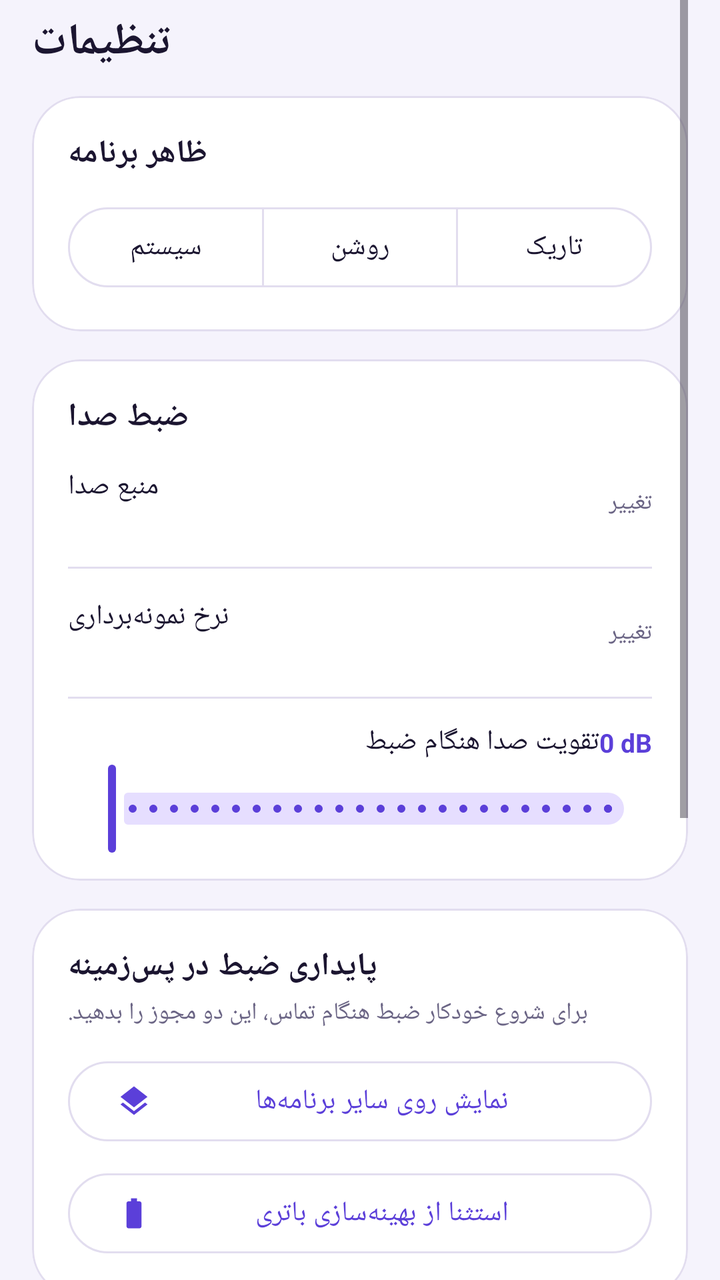
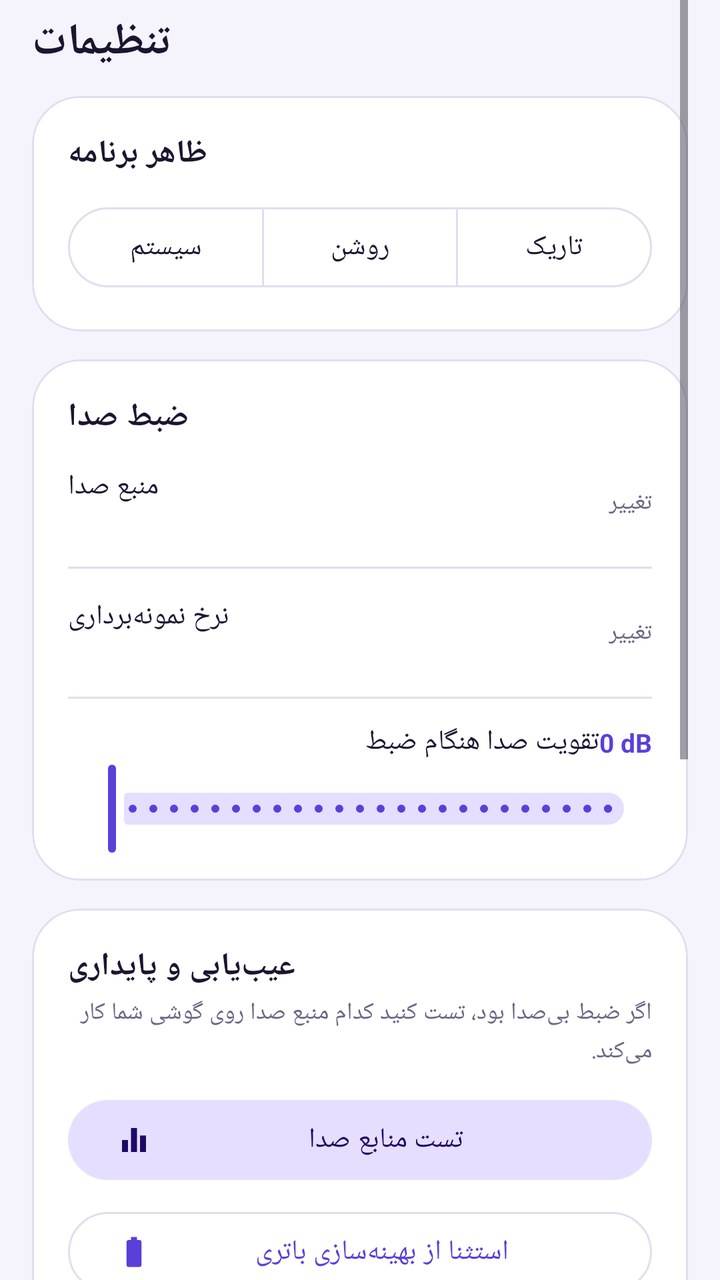

Two renders of the same Android screen: before a commit and after it. Below are the layout's source before the change and the commit's diff.
<!-- AndroidManifest.xml: application theme Theme.CallRecorder -->
<!-- res/layout/page_settings.xml -->
<?xml version="1.0" encoding="utf-8"?>
<ScrollView xmlns:android="http://schemas.android.com/apk/res/android"
    xmlns:app="http://schemas.android.com/apk/res-auto"
    android:layout_width="match_parent"
    android:layout_height="match_parent"
    android:clipToPadding="false"
    android:fillViewport="true"
    android:paddingStart="16dp"
    android:paddingEnd="16dp"
    android:paddingBottom="16dp">

    <LinearLayout
        android:layout_width="match_parent"
        android:layout_height="wrap_content"
        android:orientation="vertical">

        <TextView
            android:layout_width="wrap_content"
            android:layout_height="wrap_content"
            android:paddingTop="6dp"
            android:paddingBottom="12dp"
            android:text="تنظیمات"
            android:textColor="@color/text"
            android:textSize="22sp"
            android:textStyle="bold" />

        
        <com.google.android.material.card.MaterialCardView
            android:layout_width="match_parent"
            android:layout_height="wrap_content"
            app:cardBackgroundColor="@color/card"
            app:cardCornerRadius="24dp"
            app:cardElevation="0dp"
            app:strokeColor="@color/outline"
            app:strokeWidth="1dp">

            <LinearLayout
                android:layout_width="match_parent"
                android:layout_height="wrap_content"
                android:orientation="vertical"
                android:padding="18dp">

                <TextView
                    android:layout_width="wrap_content"
                    android:layout_height="wrap_content"
                    android:text="ظاهر برنامه"
                    android:textColor="@color/text"
                    android:textSize="16sp"
                    android:textStyle="bold" />

                <com.google.android.material.button.MaterialButtonToggleGroup
                    android:id="@+id/toggleTheme"
                    android:layout_width="match_parent"
                    android:layout_height="wrap_content"
                    android:layout_marginTop="12dp"
                    app:selectionRequired="true"
                    app:singleSelection="true">

                    <com.google.android.material.button.MaterialButton
                        android:id="@+id/btnThemeSystem"
                        style="?attr/materialButtonOutlinedStyle"
                        android:layout_width="0dp"
                        android:layout_height="wrap_content"
                        android:layout_weight="1"
                        android:text="سیستم" />

                    <com.google.android.material.button.MaterialButton
                        android:id="@+id/btnThemeLight"
                        style="?attr/materialButtonOutlinedStyle"
                        android:layout_width="0dp"
                        android:layout_height="wrap_content"
                        android:layout_weight="1"
                        android:text="روشن" />

                    <com.google.android.material.button.MaterialButton
                        android:id="@+id/btnThemeDark"
                        style="?attr/materialButtonOutlinedStyle"
                        android:layout_width="0dp"
                        android:layout_height="wrap_content"
                        android:layout_weight="1"
                        android:text="تاریک" />
                </com.google.android.material.button.MaterialButtonToggleGroup>
            </LinearLayout>
        </com.google.android.material.card.MaterialCardView>

        
        <com.google.android.material.card.MaterialCardView
            android:layout_width="match_parent"
            android:layout_height="wrap_content"
            android:layout_marginTop="14dp"
            app:cardBackgroundColor="@color/card"
            app:cardCornerRadius="24dp"
            app:cardElevation="0dp"
            app:strokeColor="@color/outline"
            app:strokeWidth="1dp">

            <LinearLayout
                android:layout_width="match_parent"
                android:layout_height="wrap_content"
                android:orientation="vertical"
                android:paddingStart="18dp"
                android:paddingTop="18dp"
                android:paddingEnd="18dp"
                android:paddingBottom="12dp">

                <TextView
                    android:layout_width="wrap_content"
                    android:layout_height="wrap_content"
                    android:text="ضبط صدا"
                    android:textColor="@color/text"
                    android:textSize="16sp"
                    android:textStyle="bold" />

                <LinearLayout
                    android:id="@+id/rowSource"
                    android:layout_width="match_parent"
                    android:layout_height="wrap_content"
                    android:background="?attr/selectableItemBackground"
                    android:clickable="true"
                    android:focusable="true"
                    android:gravity="center_vertical"
                    android:minHeight="64dp"
                    android:orientation="horizontal">

                    <LinearLayout
                        android:layout_width="0dp"
                        android:layout_height="wrap_content"
                        android:layout_weight="1"
                        android:orientation="vertical">

                        <TextView
                            android:layout_width="wrap_content"
                            android:layout_height="wrap_content"
                            android:text="منبع صدا"
                            android:textColor="@color/text"
                            android:textSize="14sp" />

                        <TextView
                            android:id="@+id/tvSourceValue"
                            android:layout_width="wrap_content"
                            android:layout_height="wrap_content"
                            android:textColor="@color/primary"
                            android:textSize="12sp" />
                    </LinearLayout>

                    <TextView
                        android:layout_width="wrap_content"
                        android:layout_height="wrap_content"
                        android:text="تغییر"
                        android:textColor="@color/text_secondary"
                        android:textSize="12sp" />
                </LinearLayout>

                <View
                    android:layout_width="match_parent"
                    android:layout_height="1dp"
                    android:background="@drawable/bg_divider" />

                <LinearLayout
                    android:id="@+id/rowRate"
                    android:layout_width="match_parent"
                    android:layout_height="wrap_content"
                    android:background="?attr/selectableItemBackground"
                    android:clickable="true"
                    android:focusable="true"
                    android:gravity="center_vertical"
                    android:minHeight="64dp"
                    android:orientation="horizontal">

                    <LinearLayout
                        android:layout_width="0dp"
                        android:layout_height="wrap_content"
                        android:layout_weight="1"
                        android:orientation="vertical">

                        <TextView
                            android:layout_width="wrap_content"
                            android:layout_height="wrap_content"
                            android:text="نرخ نمونه‌برداری"
                            android:textColor="@color/text"
                            android:textSize="14sp" />

                        <TextView
                            android:id="@+id/tvRateValue"
                            android:layout_width="wrap_content"
                            android:layout_height="wrap_content"
                            android:textColor="@color/primary"
                            android:textSize="12sp" />
                    </LinearLayout>

                    <TextView
                        android:layout_width="wrap_content"
                        android:layout_height="wrap_content"
                        android:text="تغییر"
                        android:textColor="@color/text_secondary"
                        android:textSize="12sp" />
                </LinearLayout>

                <View
                    android:layout_width="match_parent"
                    android:layout_height="1dp"
                    android:background="@drawable/bg_divider" />

                <LinearLayout
                    android:layout_width="match_parent"
                    android:layout_height="wrap_content"
                    android:orientation="vertical"
                    android:paddingTop="12dp">

                    <LinearLayout
                        android:layout_width="match_parent"
                        android:layout_height="wrap_content"
                        android:orientation="horizontal">

                        <TextView
                            android:layout_width="0dp"
                            android:layout_height="wrap_content"
                            android:layout_weight="1"
                            android:text="تقویت صدا هنگام ضبط"
                            android:textColor="@color/text"
                            android:textSize="14sp" />

                        <TextView
                            android:id="@+id/tvGainValue"
                            android:layout_width="wrap_content"
                            android:layout_height="wrap_content"
                            android:layoutDirection="ltr"
                            android:text="0 dB"
                            android:textColor="@color/primary"
                            android:textSize="13sp"
                            android:textStyle="bold" />
                    </LinearLayout>

                    <com.google.android.material.slider.Slider
                        android:id="@+id/sliderGain"
                        android:layout_width="match_parent"
                        android:layout_height="wrap_content"
                        android:layoutDirection="ltr"
                        android:stepSize="1.0"
                        android:valueFrom="0.0"
                        android:valueTo="24.0"
                        app:labelBehavior="gone" />
                </LinearLayout>
            </LinearLayout>
        </com.google.android.material.card.MaterialCardView>

        
        <com.google.android.material.card.MaterialCardView
            android:layout_width="match_parent"
            android:layout_height="wrap_content"
            android:layout_marginTop="14dp"
            app:cardBackgroundColor="@color/card"
            app:cardCornerRadius="24dp"
            app:cardElevation="0dp"
            app:strokeColor="@color/outline"
            app:strokeWidth="1dp">

            <LinearLayout
                android:layout_width="match_parent"
                android:layout_height="wrap_content"
                android:orientation="vertical"
                android:padding="18dp">

                <TextView
                    android:layout_width="wrap_content"
                    android:layout_height="wrap_content"
                    android:text="پایداری ضبط در پس‌زمینه"
                    android:textColor="@color/text"
                    android:textSize="16sp"
                    android:textStyle="bold" />

                <TextView
                    android:layout_width="wrap_content"
                    android:layout_height="wrap_content"
                    android:layout_marginTop="4dp"
                    android:lineSpacingExtra="3dp"
                    android:text="برای شروع خودکار ضبط هنگام تماس، این دو مجوز را بدهید."
                    android:textColor="@color/text_secondary"
                    android:textSize="12sp" />

                <com.google.android.material.button.MaterialButton
                    android:id="@+id/btnOverlay"
                    style="?attr/materialButtonOutlinedStyle"
                    android:layout_width="match_parent"
                    android:layout_height="wrap_content"
                    android:layout_marginTop="12dp"
                    android:text="نمایش روی سایر برنامه‌ها"
                    app:icon="@drawable/ic_layers" />

                <com.google.android.material.button.MaterialButton
                    android:id="@+id/btnBattery"
                    style="?attr/materialButtonOutlinedStyle"
                    android:layout_width="match_parent"
                    android:layout_height="wrap_content"
                    android:layout_marginTop="8dp"
                    android:text="استثنا از بهینه‌سازی باتری"
                    app:icon="@drawable/ic_battery" />
            </LinearLayout>
        </com.google.android.material.card.MaterialCardView>

        
        <com.google.android.material.card.MaterialCardView
            android:layout_width="match_parent"
            android:layout_height="wrap_content"
            android:layout_marginTop="14dp"
            app:cardBackgroundColor="@color/card"
            app:cardCornerRadius="28dp"
            app:cardElevation="0dp"
            app:strokeColor="@color/outline"
            app:strokeWidth="1dp">

            <LinearLayout
                android:layout_width="match_parent"
                android:layout_height="wrap_content"
                android:gravity="center_horizontal"
                android:orientation="vertical"
                android:padding="22dp">

                <FrameLayout
                    android:layout_width="84dp"
                    android:layout_height="84dp"
                    android:background="@drawable/bg_avatar">

                    <TextView
                        android:layout_width="wrap_content"
                        android:layout_height="wrap_content"
                        android:layout_gravity="center"
                        android:text="م.ع"
                        android:textColor="#FFFFFF"
                        android:textSize="28sp"
                        android:textStyle="bold" />
                </FrameLayout>

                <TextView
                    android:layout_width="wrap_content"
                    android:layout_height="wrap_content"
                    android:layout_marginTop="14dp"
                    android:text="محمد علی نصیرزاده"
                    android:textColor="@color/text"
                    android:textSize="19sp"
                    android:textStyle="bold" />

                <TextView
                    android:layout_width="wrap_content"
                    android:layout_height="wrap_content"
                    android:layoutDirection="ltr"
                    android:text="Mohammad Ali Nasirzadeh"
                    android:textColor="@color/text_secondary"
                    android:textSize="12sp" />

                <TextView
                    android:layout_width="wrap_content"
                    android:layout_height="wrap_content"
                    android:layout_marginTop="8dp"
                    android:background="@drawable/bg_chip"
                    android:paddingStart="14dp"
                    android:paddingTop="5dp"
                    android:paddingEnd="14dp"
                    android:paddingBottom="5dp"
                    android:text="طراح و توسعه‌دهنده‌ی برنامه"
                    android:textColor="@color/on_primary_container"
                    android:textSize="12sp" />

                <com.google.android.material.button.MaterialButton
                    android:id="@+id/btnEmail"
                    style="@style/Widget.Material3.Button.TonalButton"
                    android:layout_width="match_parent"
                    android:layout_height="52dp"
                    android:layout_marginTop="16dp"
                    android:text="shikmizban@gmail.com"
                    app:icon="@drawable/ic_email"
                    app:iconGravity="textStart" />

                <TextView
                    android:id="@+id/tvVersion"
                    android:layout_width="wrap_content"
                    android:layout_height="wrap_content"
                    android:layout_marginTop="12dp"
                    android:layoutDirection="ltr"
                    android:text="Call Recorder Pro"
                    android:textColor="@color/text_secondary"
                    android:textSize="11sp" />
            </LinearLayout>
        </com.google.android.material.card.MaterialCardView>
    </LinearLayout>
</ScrollView>
<!-- resources referenced by this layout -->
<resources>
  <color name="card">#FFFFFF</color>
  <color name="on_primary_container">#1E0A66</color>
  <color name="outline">#E2DDEF</color>
  <color name="primary">#5B3FD9</color>
  <color name="text">#1B1530</color>
  <color name="text_secondary">#6B6585</color>
  <!-- drawable bg_avatar (drawable) -->
  <?xml version="1.0" encoding="utf-8"?>
  <shape xmlns:android="http://schemas.android.com/apk/res/android" android:shape="oval">
      <gradient android:angle="315" android:startColor="@color/grad_start" android:endColor="@color/grad_end" android:type="linear" />
  </shape>
  <!-- drawable bg_chip (drawable) -->
  <?xml version="1.0" encoding="utf-8"?>
  <shape xmlns:android="http://schemas.android.com/apk/res/android" android:shape="rectangle">
      <solid android:color="@color/primary_container" />
      <corners android:radius="20dp" />
  </shape>
  <!-- drawable bg_divider (drawable) -->
  <?xml version="1.0" encoding="utf-8"?>
  <shape xmlns:android="http://schemas.android.com/apk/res/android" android:shape="rectangle">
      <solid android:color="@color/outline" />
  </shape>
  <!-- drawable ic_battery (drawable) -->
  <?xml version="1.0" encoding="utf-8"?>
  <vector xmlns:android="http://schemas.android.com/apk/res/android"
      android:width="24dp"
      android:height="24dp"
      android:viewportWidth="24"
      android:viewportHeight="24">
      <path
          android:fillColor="#FF000000"
          android:pathData="M15.67,4H14V2h-4v2H8.33C7.6,4 7,4.6 7,5.33v15.33C7,21.4 7.6,22 8.33,22h7.33c0.74,0 1.34,-0.6 1.34,-1.33V5.33C17,4.6 16.4,4 15.67,4z" />
  </vector>
  <!-- drawable ic_email (drawable) -->
  <?xml version="1.0" encoding="utf-8"?>
  <vector xmlns:android="http://schemas.android.com/apk/res/android"
      android:width="24dp"
      android:height="24dp"
      android:viewportWidth="24"
      android:viewportHeight="24">
      <path
          android:fillColor="#FF000000"
          android:pathData="M20,4H4c-1.1,0 -1.99,0.9 -1.99,2L2,18c0,1.1 0.9,2 2,2h16c1.1,0 2,-0.9 2,-2V6c0,-1.1 -0.9,-2 -2,-2zM20,8l-8,5 -8,-5V6l8,5 8,-5v2z" />
  </vector>
  <!-- drawable ic_layers (drawable) -->
  <?xml version="1.0" encoding="utf-8"?>
  <vector xmlns:android="http://schemas.android.com/apk/res/android"
      android:width="24dp"
      android:height="24dp"
      android:viewportWidth="24"
      android:viewportHeight="24">
      <path
          android:fillColor="#FF000000"
          android:pathData="M11.99,18.54l-7.37,-5.73L3,14.07l9,7 9,-7 -1.63,-1.27 -7.38,5.74zM12,16l7.36,-5.73L21,9l-9,-7 -9,7 1.63,1.27L12,16z" />
  </vector>
  <style name="Theme.CallRecorder" parent="Base.Theme.CallRecorder" />
  <color name="grad_start">#7C5CFF</color>
  <color name="grad_end">#FF4D8D</color>
  <color name="primary_container">#E6DEFF</color>
  <color name="on_primary">#FFFFFF</color>
  <color name="surface">#FFFFFF</color>
  <color name="surface_variant">#ECE8F6</color>
  <color name="bg">#F5F3FC</color>
  <!-- unchanged entries left out for length: 1 -->
</resources>

<!-- the commit's change to res/layout/page_settings.xml (unified diff, before → after) -->
@@ -264,7 +264,7 @@
                 <TextView
                     android:layout_width="wrap_content"
                     android:layout_height="wrap_content"
-                    android:text="پایداری ضبط در پس‌زمینه"
+                    android:text="عیب‌یابی و پایداری"
                     android:textColor="@color/text"
                     android:textSize="16sp"
                     android:textStyle="bold" />
@@ -274,18 +274,18 @@
                     android:layout_height="wrap_content"
                     android:layout_marginTop="4dp"
                     android:lineSpacingExtra="3dp"
-                    android:text="برای شروع خودکار ضبط هنگام تماس، این دو مجوز را بدهید."
+                    android:text="اگر ضبط بی‌صدا بود، تست کنید کدام منبع صدا روی گوشی شما کار می‌کند."
                     android:textColor="@color/text_secondary"
                     android:textSize="12sp" />
 
                 <com.google.android.material.button.MaterialButton
-                    android:id="@+id/btnOverlay"
-                    style="?attr/materialButtonOutlinedStyle"
+                    android:id="@+id/btnTestSources"
+                    style="@style/Widget.Material3.Button.TonalButton"
                     android:layout_width="match_parent"
                     android:layout_height="wrap_content"
                     android:layout_marginTop="12dp"
-                    android:text="نمایش روی سایر برنامه‌ها"
-                    app:icon="@drawable/ic_layers" />
+                    android:text="تست منابع صدا"
+                    app:icon="@drawable/ic_equalizer" />
 
                 <com.google.android.material.button.MaterialButton
                     android:id="@+id/btnBattery"
@@ -295,6 +295,15 @@
                     android:layout_marginTop="8dp"
                     android:text="استثنا از بهینه‌سازی باتری"
                     app:icon="@drawable/ic_battery" />
+
+                <com.google.android.material.button.MaterialButton
+                    android:id="@+id/btnHelp"
+                    style="?attr/materialButtonOutlinedStyle"
+                    android:layout_width="match_parent"
+                    android:layout_height="wrap_content"
+                    android:layout_marginTop="8dp"
+                    android:text="راهنمای ضبط تماس"
+                    app:icon="@drawable/ic_help" />
             </LinearLayout>
         </com.google.android.material.card.MaterialCardView>
 
<!-- resource entries referenced after the edit -->
@@ -44,7 +44,7 @@
           android:fillColor="#FF000000"
           android:pathData="M20,4H4c-1.1,0 -1.99,0.9 -1.99,2L2,18c0,1.1 0.9,2 2,2h16c1.1,0 2,-0.9 2,-2V6c0,-1.1 -0.9,-2 -2,-2zM20,8l-8,5 -8,-5V6l8,5 8,-5v2z" />
   </vector>
-  <!-- drawable ic_layers (drawable) -->
+  <!-- drawable ic_equalizer (drawable) -->
   <?xml version="1.0" encoding="utf-8"?>
   <vector xmlns:android="http://schemas.android.com/apk/res/android"
       android:width="24dp"
@@ -53,7 +53,18 @@
       android:viewportHeight="24">
       <path
           android:fillColor="#FF000000"
-          android:pathData="M11.99,18.54l-7.37,-5.73L3,14.07l9,7 9,-7 -1.63,-1.27 -7.38,5.74zM12,16l7.36,-5.73L21,9l-9,-7 -9,7 1.63,1.27L12,16z" />
+          android:pathData="M10,20h4L14,4h-4v16zM4,20h4v-8L4,12v8zM16,9v11h4L20,9h-4z" />
+  </vector>
+  <!-- drawable ic_help (drawable) -->
+  <?xml version="1.0" encoding="utf-8"?>
+  <vector xmlns:android="http://schemas.android.com/apk/res/android"
+      android:width="24dp"
+      android:height="24dp"
+      android:viewportWidth="24"
+      android:viewportHeight="24">
+      <path
+          android:fillColor="#FF000000"
+          android:pathData="M12,2C6.48,2 2,6.48 2,12s4.48,10 10,10 10,-4.48 10,-10S17.52,2 12,2zM13,19h-2v-2h2v2zM15.07,11.25l-0.9,0.92C13.45,12.9 13,13.5 13,15h-2v-0.5c0,-1.1 0.45,-2.1 1.17,-2.83l1.24,-1.26c0.37,-0.36 0.59,-0.86 0.59,-1.41 0,-1.1 -0.9,-2 -2,-2s-2,0.9 -2,2L8,9c0,-2.21 1.79,-4 4,-4s4,1.79 4,4c0,0.88 -0.36,1.68 -0.93,2.25z" />
   </vector>
   <style name="Theme.CallRecorder" parent="Base.Theme.CallRecorder" />
   <color name="grad_start">#7C5CFF</color>
